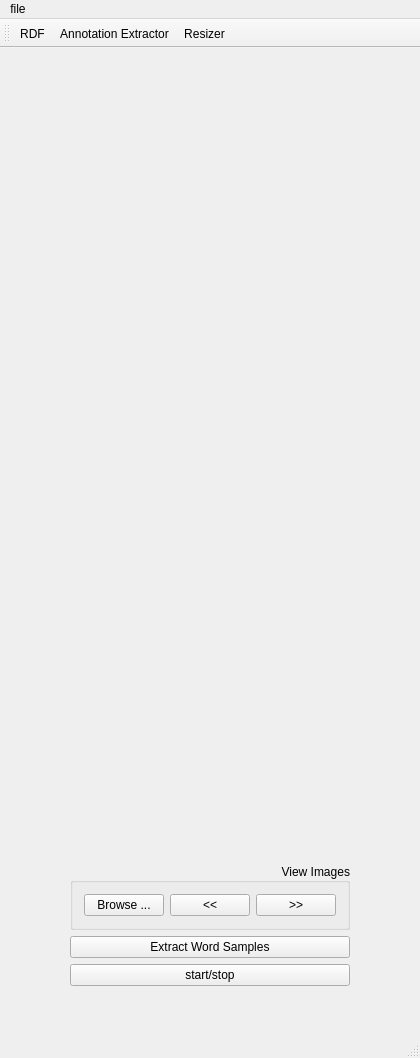
Boazrciasn/RDFramework, file forms/mainwindow.ui: the form before one commit.
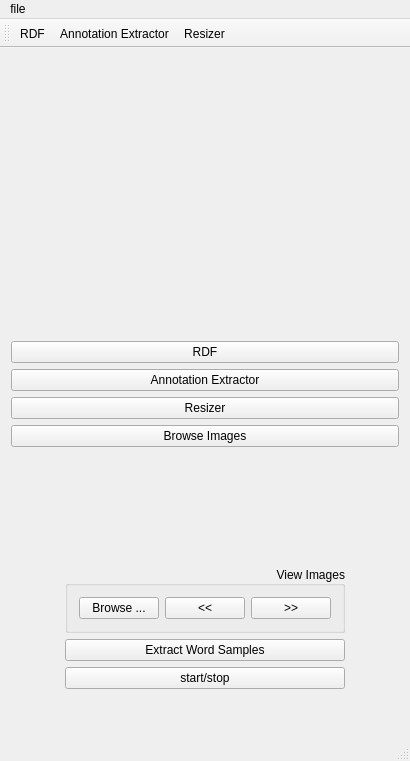
The form after the commit.

```diff
--- a/forms/mainwindow.ui
+++ b/forms/mainwindow.ui
@@ -6,8 +6,8 @@
    <rect>
     <x>0</x>
     <y>0</y>
-    <width>420</width>
-    <height>1058</height>
+    <width>410</width>
+    <height>761</height>
    </rect>
   </property>
   <property name="windowTitle">
@@ -46,6 +46,34 @@
       </layout>
      </widget>
     </item>
+    <item>
+     <widget class="QPushButton" name="RDF_pushButton">
+      <property name="text">
+       <string>RDF</string>
+      </property>
+     </widget>
+    </item>
+    <item>
+     <widget class="QPushButton" name="AnnExtract_pushButton">
+      <property name="text">
+       <string>Annotation Extractor</string>
+      </property>
+     </widget>
+    </item>
+    <item>
+     <widget class="QPushButton" name="Resizer_pushButton">
+      <property name="text">
+       <string>Resizer</string>
+      </property>
+     </widget>
+    </item>
+    <item>
+     <widget class="QPushButton" name="pushButton">
+      <property name="text">
+       <string>Browse Images</string>
+      </property>
+     </widget>
+    </item>
     <item alignment="Qt::AlignHCenter|Qt::AlignBottom">
      <widget class="QWidget" name="widget_controllers" native="true">
       <property name="maximumSize">
@@ -141,7 +169,7 @@
     <rect>
      <x>0</x>
      <y>0</y>
-     <width>420</width>
+     <width>410</width>
      <height>22</height>
     </rect>
    </property>
```
Left out of the diff: 73 changed lines with no effect on the pictures.
